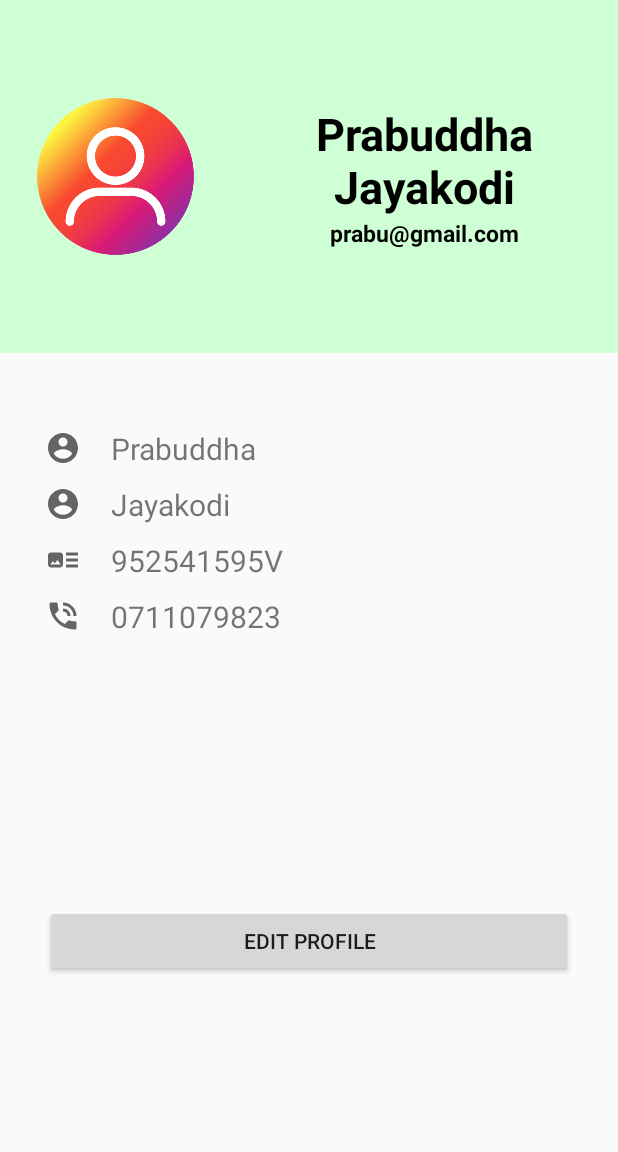
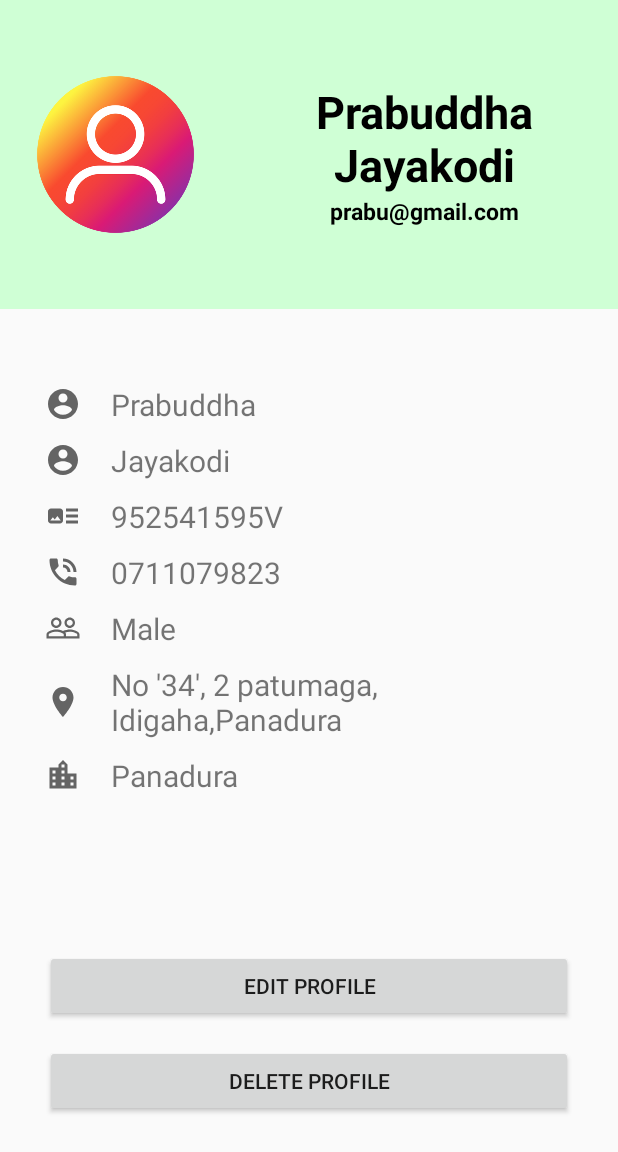
Before and after one commit to PrabuddhaJayakodi/SaveUp, an Android app: the profile screen opened directly, with no data from a screen before it, on a phone screen of 412 x 824 dp. Shown: the top 1152 px of the screen. Run offline under Robolectric (Android 15) with nearby library versions, the light colour scheme and no system bars; Roboto replaces fonts that are not available here.

Commit message:
Delete Account

```diff
--- /dev/null
+++ b/MyApplication3/app/src/main/res/drawable/ic_city.xml
@@ -0,0 +1,10 @@
+<vector xmlns:android="http://schemas.android.com/apk/res/android"
+    android:width="24dp"
+    android:height="24dp"
+    android:viewportWidth="24"
+    android:viewportHeight="24"
+    android:tint="?attr/colorControlNormal">
+  <path
+      android:fillColor="@android:color/white"
+      android:pathData="M15,11L15,5l-3,-3 -3,3v2L3,7v14h18L21,11h-6zM7,19L5,19v-2h2v2zM7,15L5,15v-2h2v2zM7,11L5,11L5,9h2v2zM13,19h-2v-2h2v2zM13,15h-2v-2h2v2zM13,11h-2L11,9h2v2zM13,7h-2L11,5h2v2zM19,19h-2v-2h2v2zM19,15h-2v-2h2v2z"/>
+</vector>
--- /dev/null
+++ b/MyApplication3/app/src/main/res/drawable/ic_gender.xml
@@ -0,0 +1,10 @@
+<vector xmlns:android="http://schemas.android.com/apk/res/android"
+    android:width="24dp"
+    android:height="24dp"
+    android:viewportWidth="24"
+    android:viewportHeight="24"
+    android:tint="?attr/colorControlNormal">
+  <path
+      android:fillColor="@android:color/white"
+      android:pathData="M16.5,13c-1.2,0 -3.07,0.34 -4.5,1 -1.43,-0.67 -3.3,-1 -4.5,-1C5.33,13 1,14.08 1,16.25L1,19h22v-2.75c0,-2.17 -4.33,-3.25 -6.5,-3.25zM12.5,17.5h-10v-1.25c0,-0.54 2.56,-1.75 5,-1.75s5,1.21 5,1.75v1.25zM21.5,17.5L14,17.5v-1.25c0,-0.46 -0.2,-0.86 -0.52,-1.22 0.88,-0.3 1.96,-0.53 3.02,-0.53 2.44,0 5,1.21 5,1.75v1.25zM7.5,12c1.93,0 3.5,-1.57 3.5,-3.5S9.43,5 7.5,5 4,6.57 4,8.5 5.57,12 7.5,12zM7.5,6.5c1.1,0 2,0.9 2,2s-0.9,2 -2,2 -2,-0.9 -2,-2 0.9,-2 2,-2zM16.5,12c1.93,0 3.5,-1.57 3.5,-3.5S18.43,5 16.5,5 13,6.57 13,8.5s1.57,3.5 3.5,3.5zM16.5,6.5c1.1,0 2,0.9 2,2s-0.9,2 -2,2 -2,-0.9 -2,-2 0.9,-2 2,-2z"/>
+</vector>
--- /dev/null
+++ b/MyApplication3/app/src/main/res/drawable/ic_location.xml
@@ -0,0 +1,10 @@
+<vector xmlns:android="http://schemas.android.com/apk/res/android"
+    android:width="24dp"
+    android:height="24dp"
+    android:viewportWidth="24"
+    android:viewportHeight="24"
+    android:tint="?attr/colorControlNormal">
+  <path
+      android:fillColor="@android:color/white"
+      android:pathData="M12,2C8.13,2 5,5.13 5,9c0,5.25 7,13 7,13s7,-7.75 7,-13c0,-3.87 -3.13,-7 -7,-7zM12,11.5c-1.38,0 -2.5,-1.12 -2.5,-2.5s1.12,-2.5 2.5,-2.5 2.5,1.12 2.5,2.5 -1.12,2.5 -2.5,2.5z"/>
+</vector>
--- a/MyApplication3/app/src/main/res/layout/activity_profile.xml
+++ b/MyApplication3/app/src/main/res/layout/activity_profile.xml
@@ -60,7 +60,7 @@
         android:layout_width="match_parent"
         android:layout_height="0dp"
         android:orientation="vertical"
-        android:layout_weight="3">
+        android:layout_weight="4">
 
 
 
@@ -158,6 +158,75 @@
                 android:textSize="20dp" />
         </LinearLayout>
 
+        <LinearLayout
+            android:layout_width="match_parent"
+            android:layout_height="wrap_content"
+            android:paddingLeft="30dp"
+            android:gravity="center"
+            android:paddingTop="10dp"
+            android:orientation="horizontal">
+
+            <ImageView
+                android:layout_width="wrap_content"
+                android:layout_height="wrap_content"
+                android:src="@drawable/ic_gender"/>
+
+            <TextView
+                android:id="@+id/tv_gender"
+                android:layout_width="match_parent"
+                android:layout_height="wrap_content"
+                android:paddingLeft="20dp"
+                android:paddingRight="20dp"
+                android:text="Male"
+                android:textSize="20dp" />
+        </LinearLayout>
+
+        <LinearLayout
+            android:layout_width="match_parent"
+            android:layout_height="wrap_content"
+            android:paddingLeft="30dp"
+            android:gravity="center"
+            android:paddingTop="10dp"
+            android:orientation="horizontal">
+
+            <ImageView
+                android:layout_width="wrap_content"
+                android:layout_height="wrap_content"
+                android:src="@drawable/ic_location"/>
+
+            <TextView
+                android:id="@+id/tv_address"
+                android:layout_width="match_parent"
+                android:layout_height="wrap_content"
+                android:paddingLeft="20dp"
+                android:paddingRight="20dp"
+                android:text="No '34', 2 patumaga, Idigaha,Panadura"
+                android:textSize="20dp" />
+        </LinearLayout>
+
+        <LinearLayout
+            android:layout_width="match_parent"
+            android:layout_height="wrap_content"
+            android:paddingLeft="30dp"
+            android:gravity="center"
+            android:paddingTop="10dp"
+            android:orientation="horizontal">
+
+            <ImageView
+                android:layout_width="wrap_content"
+                android:layout_height="wrap_content"
+                android:src="@drawable/ic_city"/>
+
+            <TextView
+                android:id="@+id/tv_citys"
+                android:layout_width="match_parent"
+                android:layout_height="wrap_content"
+                android:paddingLeft="20dp"
+                android:paddingRight="20dp"
+                android:text="Panadura"
+                android:textSize="20dp" />
+        </LinearLayout>
+
 
     </LinearLayout>
 
@@ -178,6 +247,17 @@
             android:layout_marginRight="30dp"
             android:layout_marginTop="15dp" />
 
+        <Button
+            android:id="@+id/btn_delete"
+            android:layout_width="match_parent"
+            android:layout_height="wrap_content"
+            android:layout_centerHorizontal="true"
+            android:foreground="?android:attr/selectableItemBackground"
+            android:text="Delete Profile"
+            android:layout_marginLeft="30dp"
+            android:layout_marginRight="30dp"
+            android:layout_marginTop="15dp" />
+
     </LinearLayout>
 
 </LinearLayout>
```
Also changed, not shown: MyApplication3/app/src/main/java/com/myproject/myapplication3/Fragment3.java (+54 -1 lines), MyApplication3/app/src/main/res/layout/fragment3_layout.xml (+23 -5 lines).
